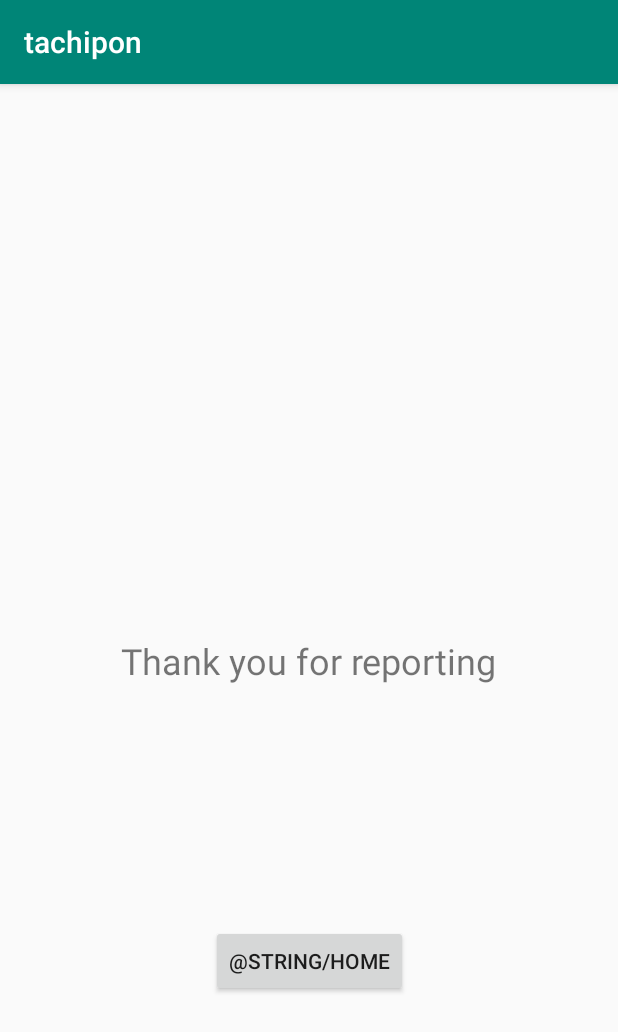
After one commit to instigare/tachipon-android, an Android app: the ThanksActivity screen opened directly, with no data from a screen before it, on a phone screen of 412 x 824 dp. The commit adds this screen. Shown: the top 1032 px of the screen. Run offline under Robolectric (Android 15) with nearby library versions, the phone set to English and light mode, and no system bars.

Commit message:
added camera and thank you function

```diff
--- a/app/src/main/AndroidManifest.xml
+++ b/app/src/main/AndroidManifest.xml
@@ -9,7 +9,8 @@
         android:roundIcon="@mipmap/ic_launcher_round"
         android:supportsRtl="true"
         android:theme="@style/AppTheme">
-        <activity android:name=".FinaliseActivity"></activity>
+        <activity android:name=".ThanksActivity"></activity>
+        <activity android:name=".FinaliseActivity" />
         <activity android:name=".DetailsActivity" />
         <activity
             android:name=".SplashActivity"
--- /dev/null
+++ b/app/src/main/java/org/iniad/tachipon/ThanksActivity.java
@@ -0,0 +1,25 @@
+package org.iniad.tachipon;
+
+import androidx.appcompat.app.AppCompatActivity;
+
+import android.content.Intent;
+import android.os.Bundle;
+import android.view.View;
+import android.widget.Button;
+
+public class ThanksActivity extends AppCompatActivity implements View.OnClickListener {
+
+    @Override
+    protected void onCreate(Bundle savedInstanceState) {
+        super.onCreate(savedInstanceState);
+        setContentView(R.layout.activity_thanks);
+
+        Button btnHome = findViewById(R.id.btnHome);
+        btnHome.setOnClickListener(this);
+    }
+
+    @Override
+    public void onClick(View v) {
+        startActivity(new Intent(getApplicationContext(), MainActivity.class).setFlags(Intent.FLAG_ACTIVITY_CLEAR_TOP));
+    }
+}
--- /dev/null
+++ b/app/src/main/res/layout/activity_thanks.xml
@@ -0,0 +1,29 @@
+<?xml version="1.0" encoding="utf-8"?>
+<androidx.constraintlayout.widget.ConstraintLayout xmlns:android="http://schemas.android.com/apk/res/android"
+    xmlns:app="http://schemas.android.com/apk/res-auto"
+    xmlns:tools="http://schemas.android.com/tools"
+    android:layout_width="match_parent"
+    android:layout_height="match_parent"
+    tools:context=".ThanksActivity">
+
+    <TextView
+        android:id="@+id/textView"
+        android:layout_width="wrap_content"
+        android:layout_height="wrap_content"
+        android:text="Thank you for reporting"
+        android:textSize="24sp"
+        app:layout_constraintBottom_toBottomOf="parent"
+        app:layout_constraintEnd_toEndOf="parent"
+        app:layout_constraintStart_toStartOf="parent"
+        app:layout_constraintTop_toTopOf="parent" />
+
+    <Button
+        android:id="@+id/btnHome"
+        android:layout_width="wrap_content"
+        android:layout_height="wrap_content"
+        android:text="\@string/home"
+        app:layout_constraintBottom_toBottomOf="parent"
+        app:layout_constraintEnd_toEndOf="parent"
+        app:layout_constraintStart_toStartOf="parent"
+        app:layout_constraintTop_toBottomOf="@+id/textView" />
+</androidx.constraintlayout.widget.ConstraintLayout>
```
Also changed, not shown: app/src/main/java/org/iniad/tachipon/DetailsActivity.java (+37 -2 lines), app/src/main/java/org/iniad/tachipon/FinaliseActivity.java (+22 -7 lines), app/src/main/res/layout/activity_details.xml (+16 -2 lines), app/src/main/res/layout/activity_finalise.xml (+22 -0 lines).
